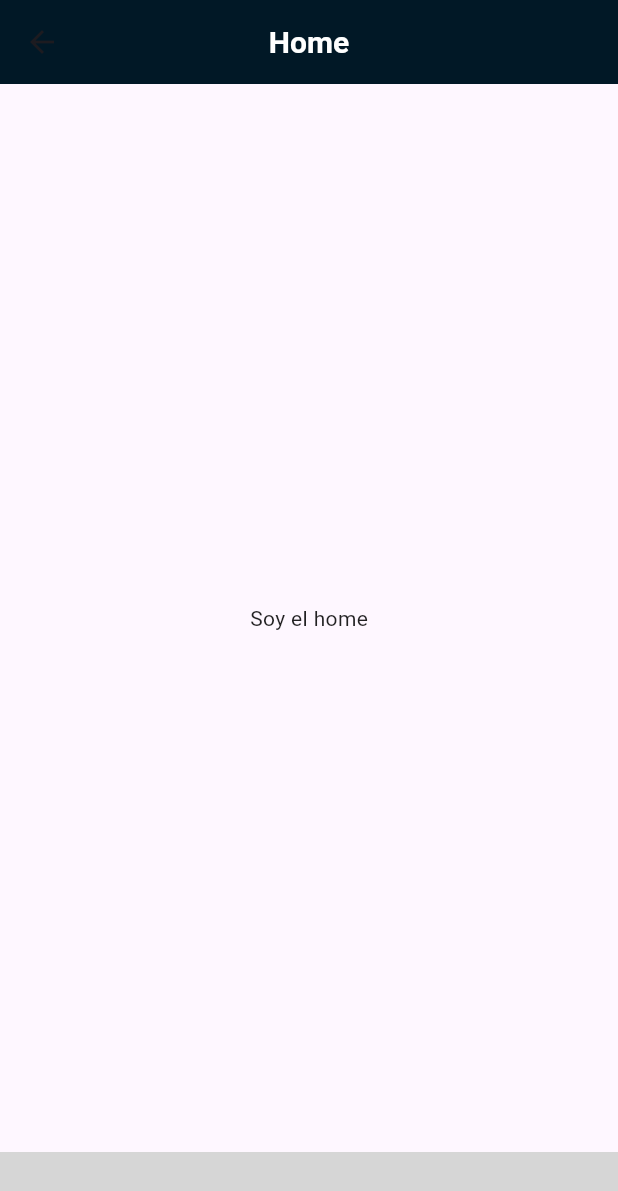
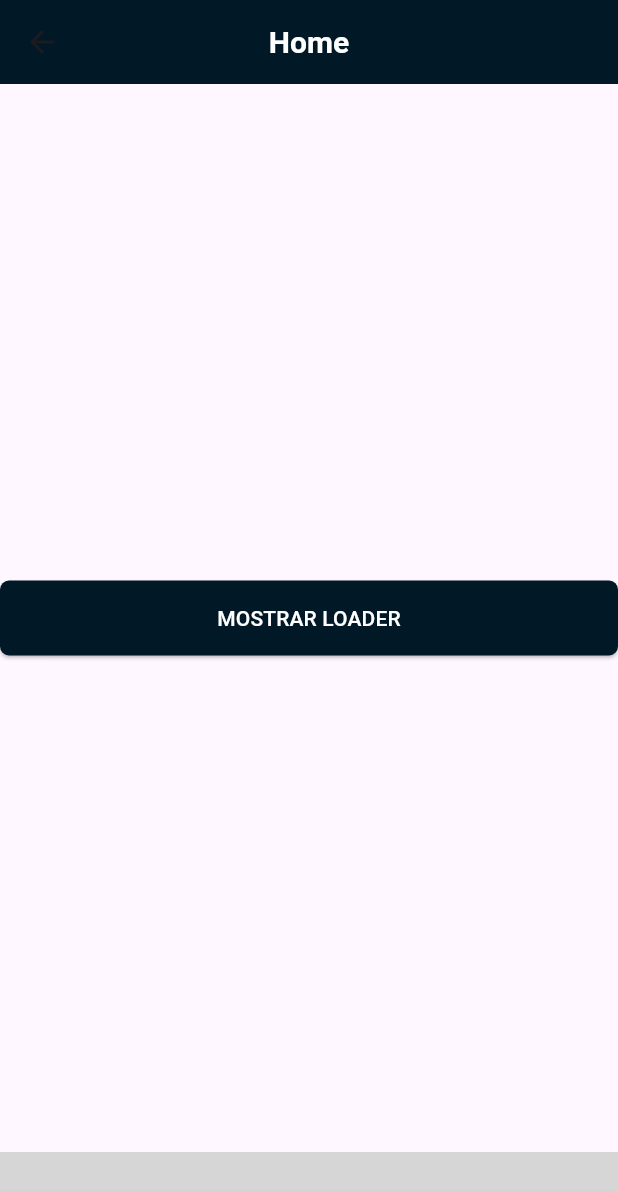
Before and after one commit to TarGonzalez/tarjetero_app, a Flutter app: the TabsScreen screen opened by its route, on a phone screen of 412 x 824 dp. Shown: the top 1191 px of the screen. Run offline on Flutter 3.47's test engine with Material 3 defaults, Android fonts, the phone set to English and light mode, and no system bars; our stand-ins replace gap, get, lottie, smooth_page_indicator; missing offline and left inert: molten_navigationbar_flutter; grey boxes are pictures that could not be loaded.

Commit message:
[Tabs] En su screen se agrega ejemplo para mostrar y quitar loader

```diff
--- a/lib/screens/tabs_screen.dart
+++ b/lib/screens/tabs_screen.dart
@@ -1,7 +1,10 @@
 import 'package:flutter/material.dart';
+import 'package:get/get.dart';
 import 'package:molten_navigationbar_flutter/molten_navigationbar_flutter.dart';
 
 import '../themes/color_palette.dart';
+import '../utils/loader.dart';
+import '../widgets/global/global_button.dart';
 
 class TabsScreen extends StatefulWidget {
   const TabsScreen({super.key});
@@ -12,13 +15,28 @@ class TabsScreen extends StatefulWidget {
 
 class _TabsScreenState extends State<TabsScreen> {
   int _selectedIndex = 0;
+
+  Future<void> _mostrarLoader() async {
+    Loader.mostrar();
+    await Future<void>.delayed(const Duration(seconds: 2));
+    Get.back();
+    return;
+  }
+
   @override
   Widget build(BuildContext context) {
     return Scaffold(
       appBar: AppBar(title: const Text('Home')),
-      body: const SafeArea(
+      body: SafeArea(
         child: Center(
-          child: Text('Soy el home'),
+          child: Column(
+              mainAxisAlignment: MainAxisAlignment.center,
+              children: <Widget>[
+                GlobalButton(
+                  texto: 'Mostrar loader',
+                  onPressed: _mostrarLoader,
+                ),
+              ]),
         ),
       ),
       bottomNavigationBar: MoltenBottomNavigationBar(
```
